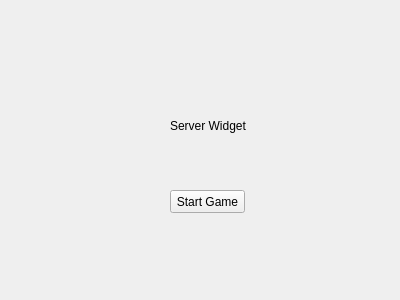
przemekBielak/PacMan-online, file src/PacManQt/serverwindow.ui: the form before one commit.
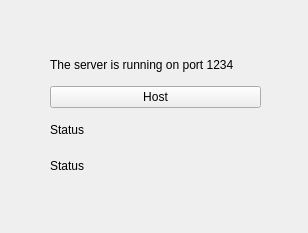
The form after the commit.

Commit message:
Added real server functionality to serwerwindow class.
- Server is started after clicking "host" button.
- Server is listening for any communication and if established, responds with "hello" message and starts the game.

The edit to the form file:
```diff
--- a/src/PacManQt/serverwindow.ui
+++ b/src/PacManQt/serverwindow.ui
@@ -6,38 +6,52 @@
    <rect>
     <x>0</x>
     <y>0</y>
-    <width>400</width>
-    <height>300</height>
+    <width>308</width>
+    <height>233</height>
    </rect>
   </property>
   <property name="windowTitle">
    <string>Form</string>
   </property>
-  <widget class="QLabel" name="label">
+  <widget class="QWidget" name="layoutWidget">
    <property name="geometry">
     <rect>
-     <x>170</x>
-     <y>110</y>
-     <width>91</width>
-     <height>31</height>
+     <x>50</x>
+     <y>50</y>
+     <width>211</width>
+     <height>131</height>
     </rect>
    </property>
-   <property name="text">
-    <string>Server Widget</string>
-   </property>
-  </widget>
-  <widget class="QPushButton" name="pushButton">
-   <property name="geometry">
-    <rect>
-     <x>170</x>
-     <y>190</y>
-     <width>75</width>
-     <height>23</height>
-    </rect>
-   </property>
-   <property name="text">
-    <string>Start Game</string>
-   </property>
+   <layout class="QVBoxLayout" name="verticalLayout">
+    <item>
+     <widget class="QLabel" name="label_Host">
+      <property name="text">
+       <string>The server is running on port 1234</string>
+      </property>
+     </widget>
+    </item>
+    <item>
+     <widget class="QPushButton" name="pushButton_host">
+      <property name="text">
+       <string>Host</string>
+      </property>
+     </widget>
+    </item>
+    <item>
+     <widget class="QLabel" name="label_Status">
+      <property name="text">
+       <string>Status</string>
+      </property>
+     </widget>
+    </item>
+    <item>
+     <widget class="QLabel" name="label_StatusText">
+      <property name="text">
+       <string>Status</string>
+      </property>
+     </widget>
+    </item>
+   </layout>
   </widget>
  </widget>
  <resources/>
```
The commit also changes 20 other files.
